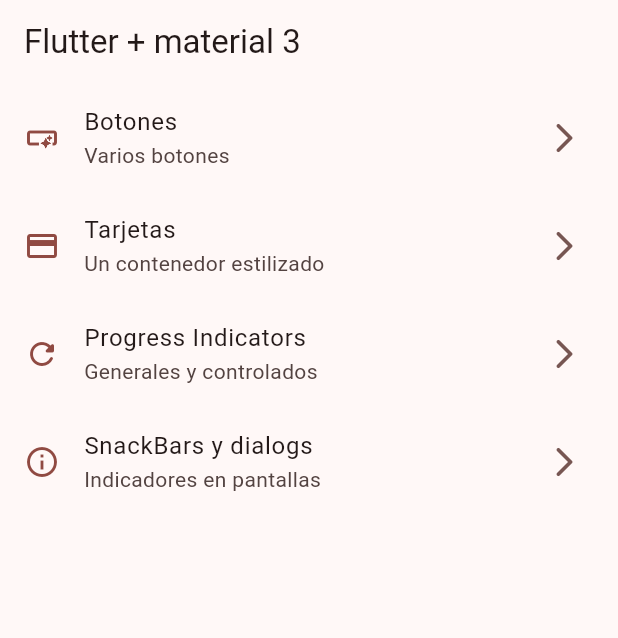
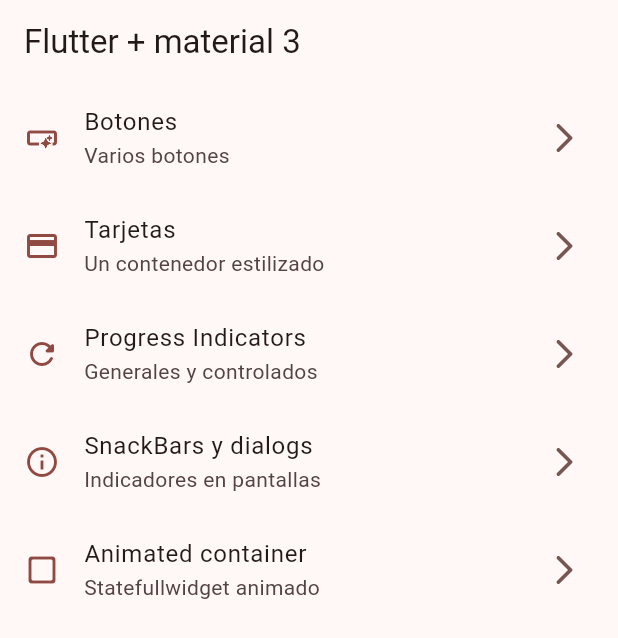
Before and after one commit to neryad/widgtes_app, a Flutter app: the screen it shows after launch, on a phone screen of 412 x 824 dp. Shown: the top 638 px of the screen. Run offline on Flutter 3.47's test engine with Material 2 defaults, Android fonts, the phone set to English and light mode, and no system bars; our stand-ins replace go_router.

Commit message:
animated container completed

```diff
--- a/lib/config/menu/menu_items.dart
+++ b/lib/config/menu/menu_items.dart
@@ -33,5 +33,10 @@
       title: 'SnackBars y dialogs',
       subtitle: 'Indicadores en pantallas',
       link: '/snackbar',
-      icon: Icons.info_outline)
+      icon: Icons.info_outline),
+  MenuItem(
+      title: 'Animated container',
+      subtitle: 'Statefullwidget animado',
+      link: '/animated',
+      icon: Icons.check_box_outline_blank_rounded)
 ];
--- a/lib/config/router/app_router.dart
+++ b/lib/config/router/app_router.dart
@@ -24,5 +24,10 @@
     path: '/snackbar',
     name: SnackBarScreen.name,
     builder: (context, state) => SnackBarScreen(),
+  ),
+  GoRoute(
+    path: '/animated',
+    name: AnimatedScreen.name,
+    builder: (context, state) => AnimatedScreen(),
   )
 ]);
```
Also changed, not shown: lib/presentation/screens/animated/aniomated_screen.dart (+43 -2 lines).
